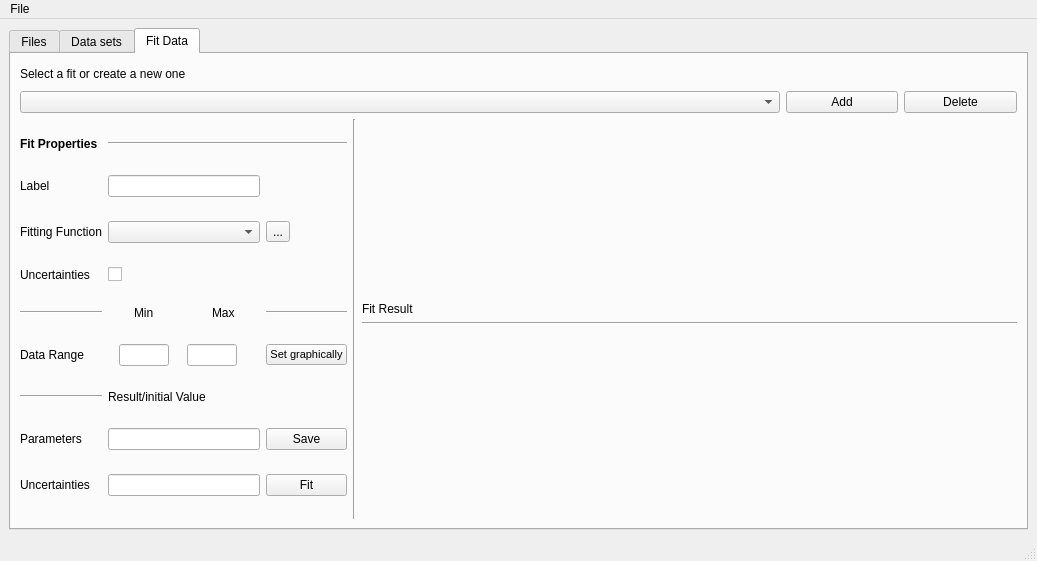
Old version of the form src/window_ui/main.ui in the repository hadrianmontes/Physical-Data-Analyzer.
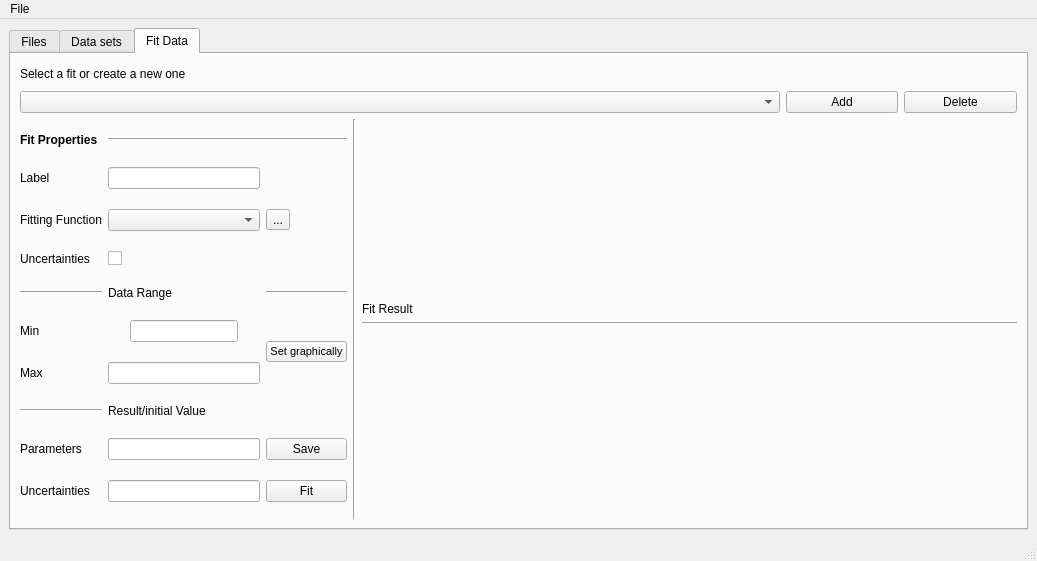
New version of the form.

Commit message: Cnaged positions of data range items

Patch:
```diff
--- a/src/window_ui/main.ui
+++ b/src/window_ui/main.ui
@@ -44,8 +44,8 @@
               <rect>
                <x>0</x>
                <y>0</y>
-               <width>653</width>
-               <height>360</height>
+               <width>96</width>
+               <height>96</height>
               </rect>
              </property>
              <property name="layoutDirection">
@@ -375,6 +375,26 @@
         </item>
         <item row="1" column="0" rowspan="8">
          <layout class="QGridLayout" name="gridLayout_7">
+          <item row="7" column="1" colspan="2" alignment="Qt::AlignHCenter">
+           <widget class="QLineEdit" name="min_range">
+            <property name="maximumSize">
+             <size>
+              <width>16777215</width>
+              <height>16777215</height>
+             </size>
+            </property>
+           </widget>
+          </item>
+          <item row="11" column="1" colspan="2">
+           <widget class="QLineEdit" name="param_uncert"/>
+          </item>
+          <item row="10" column="0">
+           <widget class="QLabel" name="label_21">
+            <property name="text">
+             <string>Parameters</string>
+            </property>
+           </widget>
+          </item>
           <item row="5" column="1">
            <widget class="QCheckBox" name="check_uncertainties">
             <property name="text">
@@ -382,10 +402,10 @@
             </property>
            </widget>
           </item>
-          <item row="9" column="1" colspan="2">
+          <item row="10" column="1" colspan="2">
            <widget class="QLineEdit" name="param_val"/>
           </item>
-          <item row="10" column="0">
+          <item row="11" column="0">
            <widget class="QLabel" name="label_22">
             <property name="text">
              <string>Uncertainties</string>
@@ -399,16 +419,6 @@
             </property>
            </widget>
           </item>
-          <item row="7" column="2" alignment="Qt::AlignLeft">
-           <widget class="QLineEdit" name="max_range">
-            <property name="maximumSize">
-             <size>
-              <width>50</width>
-              <height>16777215</height>
-             </size>
-            </property>
-           </widget>
-          </item>
           <item row="3" column="0">
            <widget class="QLabel" name="label_15">
             <property name="text">
@@ -416,13 +426,6 @@
             </property>
            </widget>
           </item>
-          <item row="6" column="2" alignment="Qt::AlignHCenter">
-           <widget class="QLabel" name="label_20">
-            <property name="text">
-             <string>Max</string>
-            </property>
-           </widget>
-          </item>
           <item row="4" column="0">
            <widget class="QLabel" name="label_16">
             <property name="text">
@@ -430,22 +433,8 @@
             </property>
            </widget>
           </item>
-          <item row="6" column="1" alignment="Qt::AlignHCenter">
-           <widget class="QLabel" name="label_19">
-            <property name="text">
-             <string>Min</string>
-            </property>
-           </widget>
-          </item>
-          <item row="7" column="1" alignment="Qt::AlignHCenter">
-           <widget class="QLineEdit" name="min_range">
-            <property name="maximumSize">
-             <size>
-              <width>50</width>
-              <height>16777215</height>
-             </size>
-            </property>
-           </widget>
+          <item row="3" column="1" colspan="2">
+           <widget class="QLineEdit" name="fit_label"/>
           </item>
           <item row="5" column="0">
            <widget class="QLabel" name="label_17">
@@ -454,16 +443,6 @@
             </property>
            </widget>
           </item>
-          <item row="7" column="0">
-           <widget class="QLabel" name="label_18">
-            <property name="text">
-             <string>Data Range</string>
-            </property>
-           </widget>
-          </item>
-          <item row="3" column="1" colspan="2">
-           <widget class="QLineEdit" name="fit_label"/>
-          </item>
           <item row="4" column="1" colspan="2">
            <widget class="QComboBox" name="fit_function"/>
           </item>
@@ -480,50 +459,27 @@
             </property>
            </widget>
           </item>
-          <item row="9" column="0">
-           <widget class="QLabel" name="label_21">
-            <property name="text">
-             <string>Parameters</string>
-            </property>
-           </widget>
-          </item>
-          <item row="10" column="1" colspan="2">
-           <widget class="QLineEdit" name="param_uncert"/>
-          </item>
-          <item row="8" column="1" colspan="2">
+          <item row="9" column="1" colspan="2">
            <widget class="QLabel" name="label_23">
             <property name="text">
              <string>Result/initial Value</string>
             </property>
            </widget>
           </item>
-          <item row="10" column="3">
+          <item row="11" column="3">
            <widget class="QPushButton" name="start_fit">
             <property name="text">
              <string>Fit</string>
             </property>
            </widget>
           </item>
-          <item row="8" column="0">
+          <item row="9" column="0">
            <widget class="Line" name="line_5">
             <property name="orientation">
              <enum>Qt::Horizontal</enum>
             </property>
            </widget>
           </item>
-          <item row="1" column="0">
-           <widget class="QLabel" name="label_24">
-            <property name="font">
-             <font>
-              <weight>75</weight>
-              <bold>true</bold>
-             </font>
-            </property>
-            <property name="text">
-             <string>Fit Properties</string>
-            </property>
-           </widget>
-          </item>
           <item row="1" column="1" colspan="3">
            <widget class="Line" name="line_7">
             <property name="orientation">
@@ -531,14 +487,65 @@
             </property>
            </widget>
           </item>
-          <item row="9" column="3">
+          <item row="10" column="3">
            <widget class="QPushButton" name="save_fit">
             <property name="text">
              <string>Save</string>
             </property>
            </widget>
           </item>
-          <item row="7" column="3">
+          <item row="1" column="0">
+           <widget class="QLabel" name="label_24">
+            <property name="font">
+             <font>
+              <weight>75</weight>
+              <bold>true</bold>
+             </font>
+            </property>
+            <property name="text">
+             <string>Fit Properties</string>
+            </property>
+           </widget>
+          </item>
+          <item row="6" column="3">
+           <widget class="Line" name="line_9">
+            <property name="orientation">
+             <enum>Qt::Horizontal</enum>
+            </property>
+           </widget>
+          </item>
+          <item row="8" column="1" colspan="2">
+           <widget class="QLineEdit" name="max_range">
+            <property name="maximumSize">
+             <size>
+              <width>16777215</width>
+              <height>16777215</height>
+             </size>
+            </property>
+           </widget>
+          </item>
+          <item row="8" column="0">
+           <widget class="QLabel" name="label_20">
+            <property name="text">
+             <string>Max</string>
+            </property>
+           </widget>
+          </item>
+          <item row="7" column="0">
+           <widget class="QLabel" name="label_19">
+            <property name="text">
+             <string>Min</string>
+            </property>
+           </widget>
+          </item>
+          <item row="6" column="1" colspan="2">
+           <widget class="QLabel" name="label_18">
+            <property name="text">
+             <string>Data Range</string>
+            </property>
+           </widget>
+          </item>
+          <item row="7" column="3" rowspan="2">
            <widget class="QPushButton" name="graphic_range">
             <property name="font">
              <font>
@@ -550,13 +557,6 @@
             </property>
            </widget>
           </item>
-          <item row="6" column="3">
-           <widget class="Line" name="line_9">
-            <property name="orientation">
-             <enum>Qt::Horizontal</enum>
-            </property>
-           </widget>
-          </item>
          </layout>
         </item>
         <item row="1" column="1" rowspan="8">
```
The commit also changes 1 other file.
